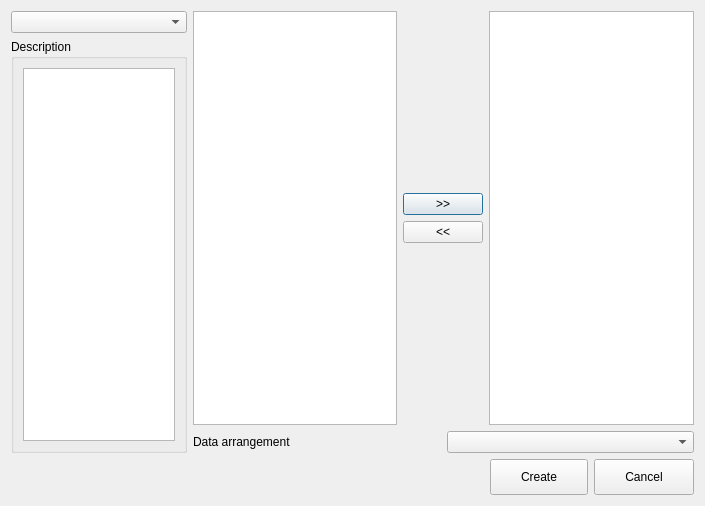
Old version of the form src/dataexporter/schemeeditor.ui in the repository echmet/CEval.
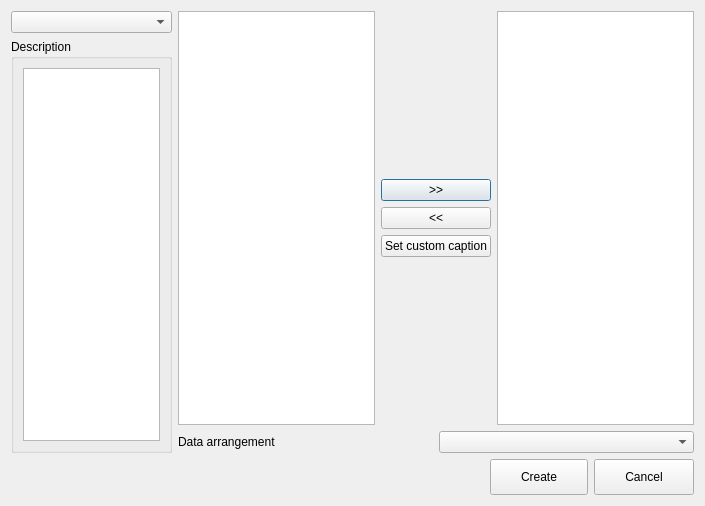
New version of the form.

Commit message: Prepare UI for customizable captions for SelectedExportables

The edit to the form file:
```diff
--- a/src/dataexporter/schemeeditor.ui
+++ b/src/dataexporter/schemeeditor.ui
@@ -85,6 +85,13 @@
              </property>
             </widget>
            </item>
+           <item>
+            <widget class="QPushButton" name="qpb_setCustomCaption">
+             <property name="text">
+              <string>Set custom caption</string>
+             </property>
+            </widget>
+           </item>
            <item>
             <spacer name="verticalSpacer_2">
              <property name="orientation">
```
The commit also changes 2 other files.
